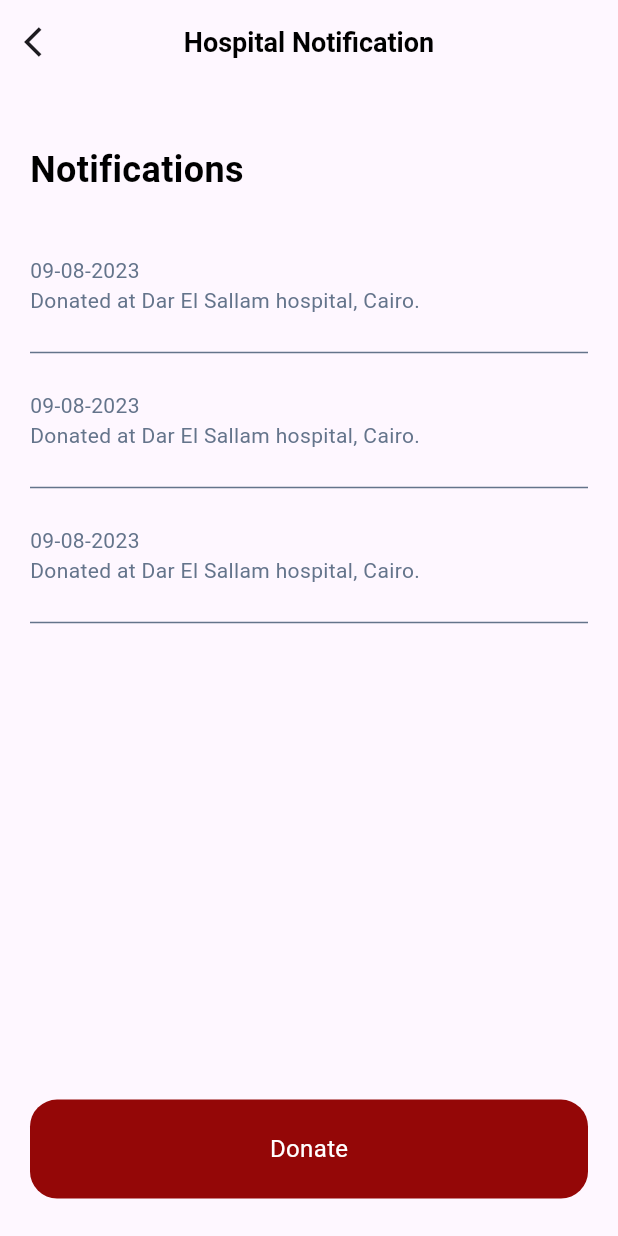
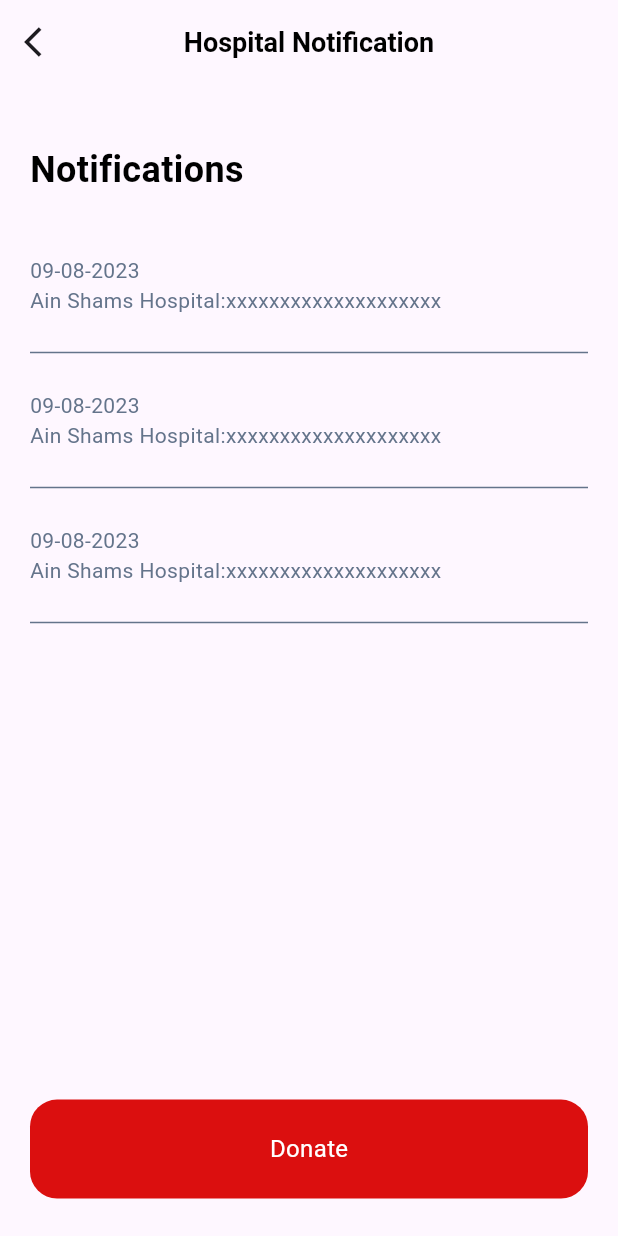
Before and after one commit to dragoncoder11/graduate-app, a Flutter app: the DonationHistory screen opened by its route, on a phone screen of 412 x 824 dp. Run offline on Flutter 3.47's test engine with Material 3 defaults, Android fonts, the phone set to English and light mode, and no system bars; our stand-ins replace flutter_otp_text_field, intl_phone_field; Roboto replaces fonts that are missing (Archivo, Arial).

Commit message:
all done

```diff
--- a/bloody/lib/core/utils/constants.dart
+++ b/bloody/lib/core/utils/constants.dart
@@ -1,6 +1,7 @@
 import 'package:flutter/material.dart';
+import 'package:flutter/widgets.dart';
 
 const Color kTextGreyColor=Color(0xff64748B);
-const Color kPrimaryColor=Color.fromARGB(255, 148, 7, 7);
+const  kPrimaryColor=Color(0xffDB0F0F);
 //const mediaHeight=MediaQuery.of(context).size.height;
 //const mediaHWidth=MediaQuery.of(context).size.width;
--- a/bloody/lib/core/utils/custom_button.dart
+++ b/bloody/lib/core/utils/custom_button.dart
@@ -17,7 +17,7 @@ class CustomButton extends StatelessWidget {
           height: MediaQuery.of(context).size.height*.08,
           width: double.infinity,
           decoration: BoxDecoration(
-                  color: kPrimaryColor,
+                  color: kPrimaryColor ,
                   borderRadius: BorderRadius.circular(18)
 
           ),
--- a/bloody/lib/features/donation/presentation/views/widgets/donation_history_body.dart
+++ b/bloody/lib/features/donation/presentation/views/widgets/donation_history_body.dart
@@ -19,12 +19,12 @@ class DonationHistoryBody extends StatelessWidget {
                Text('Notifications',style: Styles.style24Bold,),
                const SizedBox(height: 40,),
                Text('09-08-2023',style: Styles.style14,),
-              Text('Donated at Dar El Sallam hospital, Cairo.',style: Styles.style14,),
+              Text('Ain Shams Hospital:xxxxxxxxxxxxxxxxxxxx',style: Styles.style14,),
                const Divider(color: kTextGreyColor,thickness: 1,height: 50,),
                  Text('09-08-2023',style: Styles.style14,),
-              Text('Donated at Dar El Sallam hospital, Cairo.',style: Styles.style14,),
+              Text('Ain Shams Hospital:xxxxxxxxxxxxxxxxxxxx',style: Styles.style14,),
                const Divider(color: kTextGreyColor,thickness: 1,height: 50,),  Text('09-08-2023',style: Styles.style14,),
-              Text('Donated at Dar El Sallam hospital, Cairo.',style: Styles.style14,),
+              Text('Ain Shams Hospital:xxxxxxxxxxxxxxxxxxxx',style: Styles.style14,),
                const Divider(color: kTextGreyColor,thickness: 1,height: 50,),
 
             ],),
--- a/bloody/lib/features/home/presentation/views/donatation_page.dart
+++ b/bloody/lib/features/home/presentation/views/donatation_page.dart
@@ -6,8 +6,6 @@ class DonationPage extends StatelessWidget {
 
   @override
   Widget build(BuildContext context) {
-    return const Scaffold(
-      body: DonationPageBody(),
-    );
+    return const  DonationPageBody();
   }
 }
--- a/bloody/lib/features/home/presentation/views/home_page.dart
+++ b/bloody/lib/features/home/presentation/views/home_page.dart
@@ -6,8 +6,6 @@ class HomePage extends StatelessWidget {
 
   @override
   Widget build(BuildContext context) {
-    return const Scaffold(
-      body: HomePageBody(),
-    );
+    return const HomePageBody();
   }
 }
--- a/bloody/lib/features/home/presentation/widgets/donation_page_body.dart
+++ b/bloody/lib/features/home/presentation/widgets/donation_page_body.dart
@@ -30,7 +30,7 @@ class DonationPageBody extends StatelessWidget {
             ),
             Container(
               decoration: BoxDecoration(
-                border: Border.all(width: 2, color: kPrimaryColor),
+                border: Border.all(width: 2, color: kPrimaryColor ),
                 borderRadius: BorderRadius.circular(12),
               ),
               height: MediaQuery.of(context).size.height * .3,
--- a/bloody/lib/features/home/presentation/widgets/help_card.dart
+++ b/bloody/lib/features/home/presentation/widgets/help_card.dart
@@ -45,7 +45,7 @@ class HelpCard extends StatelessWidget {
             ),
             Text(
               'Donate',
-              style: Styles.style12.copyWith(color: kPrimaryColor),
+              style: Styles.style12.copyWith(color: kPrimaryColor ),
             )
           ],
         ),
--- a/bloody/lib/features/home/presentation/widgets/home_page_body.dart
+++ b/bloody/lib/features/home/presentation/widgets/home_page_body.dart
@@ -27,7 +27,7 @@ class HomePageBody extends StatelessWidget {
           ),
           Text(
             'Hi Khaled!',
-            style: Styles.styles18Bold.copyWith(color: kPrimaryColor),
+            style: Styles.styles18Bold.copyWith(color: kPrimaryColor ),
           ),
           const SizedBox(
             height: 30,
--- a/bloody/lib/features/register/presentation/widgets/login_page_body.dart
+++ b/bloody/lib/features/register/presentation/widgets/login_page_body.dart
@@ -39,11 +39,11 @@ class LoginPageBody extends StatelessWidget {
                },title: 'Sign in',),
                GestureDetector(onTap: () {
                  Navigator.of(context).pushNamed(ForgetPassword.id);
-               },child:  Text('Forgot password?',style: Styles.style14Bold.copyWith(color: kPrimaryColor),textAlign: TextAlign.center,)),
+               },child:  Text('Forgot password?',style: Styles.style14Bold.copyWith(color: kPrimaryColor ),textAlign: TextAlign.center,)),
                const SizedBox(height: 10,),
                Row(mainAxisAlignment: MainAxisAlignment.center,children: [
                  Text('Don’t have an account?   ',style: Styles.style14),
-                 Text(' Sign Up',style: Styles.style14.copyWith(color: kPrimaryColor)),
+                 Text(' Sign Up',style: Styles.style14.copyWith(color: kPrimaryColor )),
 
                ],),
                   const SizedBox(height: 15,),
--- a/bloody/lib/features/register/presentation/widgets/otp_code_phone_body.dart
+++ b/bloody/lib/features/register/presentation/widgets/otp_code_phone_body.dart
@@ -23,10 +23,10 @@ class OtpCodePhoneBody extends StatelessWidget {
                 OtpTextField(
         numberOfFields: 4,
         borderRadius: BorderRadius.circular(8),
-        enabledBorderColor: kPrimaryColor,
+        enabledBorderColor: kPrimaryColor ,
         fieldWidth: 60,
         borderColor: Colors.black.withOpacity(.7),
-        focusedBorderColor: kPrimaryColor,
+        focusedBorderColor: kPrimaryColor ,
         //set to true to show as box or false to show as dash
         showFieldAsBox: true,
         //runs when a code is typed in
--- a/bloody/lib/features/register/presentation/widgets/verify_by_phone_body.dart
+++ b/bloody/lib/features/register/presentation/widgets/verify_by_phone_body.dart
@@ -33,7 +33,7 @@ class VerifyByPhoneBody extends StatelessWidget {
 
                       focusedBorder:OutlineInputBorder(
 
-            borderSide: BorderSide(color: kPrimaryColor,width: 2),
+            borderSide: BorderSide(color: Colors.red,width: 2),
         ),
         labelText: 'Phone Number',
         labelStyle: TextStyle(color: kTextGreyColor),
--- a/bloody/lib/features/register/presentation/widgets/verify_item.dart
+++ b/bloody/lib/features/register/presentation/widgets/verify_item.dart
@@ -18,14 +18,14 @@ class VerifyItem extends StatelessWidget {
         padding:const EdgeInsets.symmetric(horizontal: 16,vertical: 16),
         width: double.infinity,
         height: 80,
-        decoration: BoxDecoration(border: Border.all(width: 1,color:isActive?kPrimaryColor: Colors.grey),borderRadius: BorderRadius.circular(8)),
+        decoration: BoxDecoration(border: Border.all(width: 1,color:isActive?kPrimaryColor : Colors.grey),borderRadius: BorderRadius.circular(8)),
         child: Row(children: [
           Container(height: 60,width: 60
             ,decoration: BoxDecoration(
               color: Colors.grey.withOpacity(0.1),
             shape: BoxShape.circle,
           ),
-          child: Icon(icon,color:isActive?kPrimaryColor:Colors.grey,),
+          child: Icon(icon,color:isActive?kPrimaryColor :Colors.grey,),
           ),
          const SizedBox(width: 20,),
           Column(crossAxisAlignment: CrossAxisAlignment.start,children: [
--- a/bloody/lib/main.dart
+++ b/bloody/lib/main.dart
@@ -38,7 +38,7 @@ class BloodApp extends StatelessWidget {
         Home.id: (context) => const Home(),
         RegisterDonation.id: (context) => const RegisterDonation(),
       },
-      initialRoute: LoginPage.id,
+      initialRoute: Home.id,
     );
   }
 }
```
